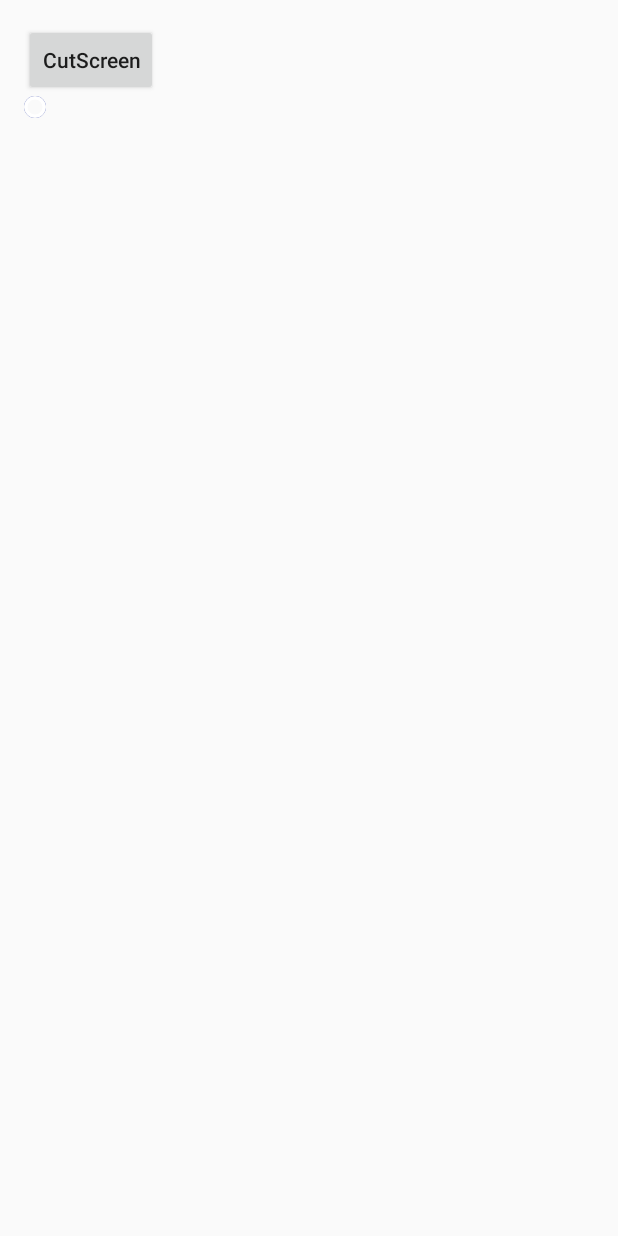
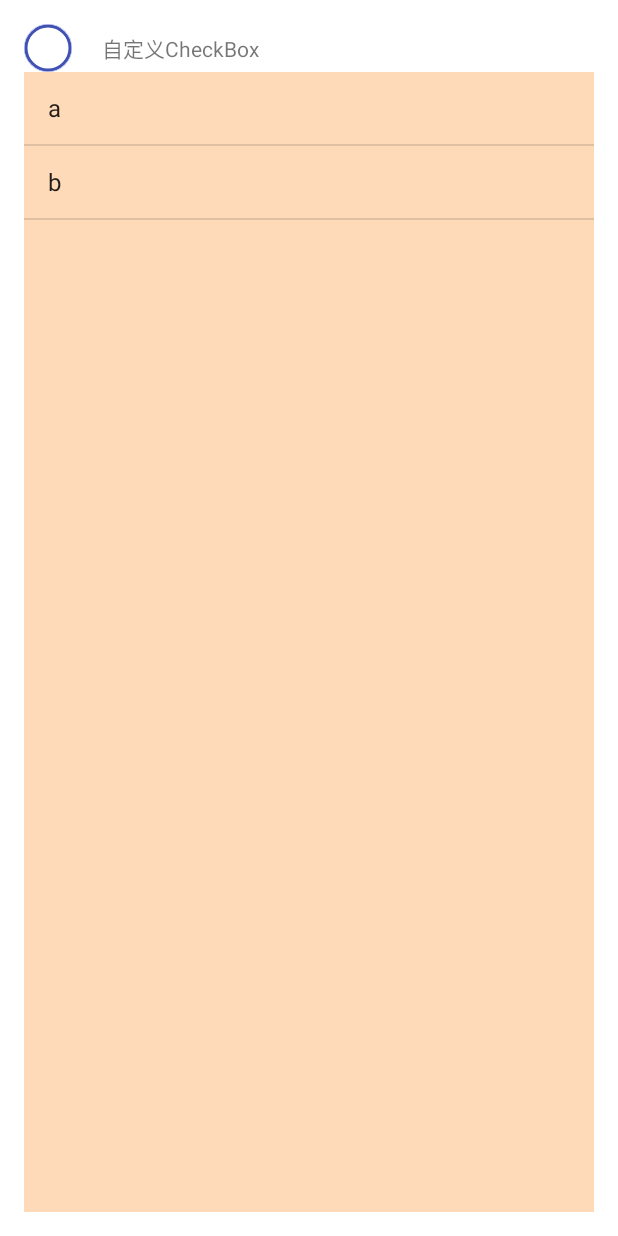
Before and after one commit to HJXANDHMR/AndroidUtils, an Android app: the screen it shows after launch (MainActivity), on a phone screen of 412 x 824 dp. Run offline under Robolectric (Android 15) with nearby library versions, the phone set to English and light mode, and no system bars.

Commit message:
增加调用谷歌的下拉刷新库

```diff
--- a/src/main/java/com/example/hjx/androidutils/MainActivity.java
+++ b/src/main/java/com/example/hjx/androidutils/MainActivity.java
@@ -3,46 +3,67 @@ package com.example.hjx.androidutils;
 import android.app.Activity;
 import android.content.Context;
 import android.os.Bundle;
+import android.os.Handler;
+import android.support.v4.widget.SwipeRefreshLayout;
 import android.view.View;
+import android.widget.ArrayAdapter;
 import android.widget.Button;
-import android.widget.EditText;
-import android.widget.ImageView;
+import android.widget.ListView;
 
-import utils.NetUtil;
 import utils.view.CheckBoxView;
 
 
 public class MainActivity extends Activity {
-    private Context mContext = MainActivity.this;
     private CheckBoxView checkBoxView;
-    private Button button;
+    private SwipeRefreshLayout swipeRefreshLayout;
+    private ListView listView;
+    private String[] str = {"a", "b"};
+    private ArrayAdapter<String> adapter ;
+    private int count=0;
 
     @Override
     protected void onCreate(Bundle savedInstanceState) {
         super.onCreate(savedInstanceState);
         setContentView(R.layout.activity_main);
+        initView();
+        initEvent();
+    }
 
-        button = (Button) findViewById(R.id.bt_cutscreen);
+    private void initView() {
         checkBoxView = (CheckBoxView) findViewById(R.id.check1);
-        button.setOnClickListener(new View.OnClickListener() {
+        listView = (ListView) findViewById(R.id.listview);
+        swipeRefreshLayout = (SwipeRefreshLayout) findViewById(R.id.swipe);
+    }
+
+    private void initEvent() {
+        adapter =new ArrayAdapter<>(this, android.R.layout.simple_list_item_1, str);
+        listView.setAdapter(adapter);
+        swipeRefreshLayout.setColorSchemeResources(android.R.color.holo_blue_bright,
+                android.R.color.holo_green_light, android.R.color.holo_orange_light,
+                android.R.color.holo_red_light);
+
+        swipeRefreshLayout.setOnRefreshListener(new SwipeRefreshLayout.OnRefreshListener() {
             @Override
-            public void onClick(View v) {
-                if (checkBoxView.isChecked()){
-                    button.setText("选中了checkBox");
-                }else{
-                    button.setText("没有选中checkBox");
-                }
+            public void onRefresh() {
+                new Handler().postDelayed(new Runnable() {
+                    @Override
+                    public void run() {
+                        swipeRefreshLayout.setRefreshing(false);
+                        count++;
+                        str[0]="a"+count;
+                        str[1]="b"+count;
+                        adapter.notifyDataSetChanged();
+                    }
+                }, 1000);
             }
         });
-
-
         checkBoxView.setOnClickListener(new View.OnClickListener() {
             @Override
             public void onClick(View v) {
                 checkBoxView.toggle();
             }
         });
-
     }
 
+
 }
--- a/src/main/java/utils/view/CheckBoxView.java
+++ b/src/main/java/utils/view/CheckBoxView.java
@@ -58,7 +58,7 @@ public class CheckBoxView extends View implements Checkable{
     }
 
     private void init(Context context, AttributeSet attrs) {
-        TypedArray ta = getContext().obtainStyledAttributes(attrs, R.styleable.CheckBox_Sample);
+        TypedArray ta = getContext().obtainStyledAttributes(attrs, R.styleable.CheckBoxView);
         size = ta.getDimensionPixelSize(R.styleable.CheckBoxView_size, dp(size));
         bitmapColor = ta.getColor(R.styleable.CheckBoxView_color_background, bitmapColor);
         borderColor = ta.getColor(R.styleable.CheckBoxView_color_border, borderColor);
--- a/src/main/res/layout/activity_main.xml
+++ b/src/main/res/layout/activity_main.xml
@@ -1,22 +1,19 @@
 <LinearLayout xmlns:android="http://schemas.android.com/apk/res/android"
     xmlns:app="http://schemas.android.com/apk/res-auto"
     xmlns:tools="http://schemas.android.com/tools"
+    android:background="#FFFFFF"
     android:layout_width="match_parent"
     android:layout_height="match_parent"
+    android:orientation="vertical"
     android:paddingBottom="@dimen/activity_vertical_margin"
     android:paddingLeft="@dimen/activity_horizontal_margin"
     android:paddingRight="@dimen/activity_horizontal_margin"
     android:paddingTop="@dimen/activity_vertical_margin"
-    android:orientation="vertical"
     tools:context=".MainActivity">
 
-    <Button
-        android:id="@+id/bt_cutscreen"
-        android:layout_width="wrap_content"
-        android:layout_height="wrap_content"
-        android:text="CutScreen"
-        android:textAllCaps="false" />
-
+    <LinearLayout
+        android:layout_width="match_parent"
+        android:layout_height="wrap_content">
 
         <!--自定义CheckBoxView的使用-->
         <utils.view.CheckBoxView
@@ -27,5 +24,26 @@
             app:color_border="#FF3F51B5"
             app:size="32dp" />
 
+        <TextView
+            android:layout_width="wrap_content"
+            android:layout_height="match_parent"
+            android:layout_marginLeft="20dp"
+            android:gravity="center"
+            android:text="自定义CheckBox" />
+    </LinearLayout>
+
+    <android.support.v4.widget.SwipeRefreshLayout
+        android:background="#FFDAB9"
+        android:id="@+id/swipe"
+        android:layout_width="match_parent"
+        android:layout_height="match_parent">
+
+        <ListView
+            android:id="@+id/listview"
+            android:layout_width="match_parent"
+            android:layout_height="match_parent" />
+
+    </android.support.v4.widget.SwipeRefreshLayout>
+
 
 </LinearLayout>
```
Lines whose indentation alone changed are shown as unchanged.
